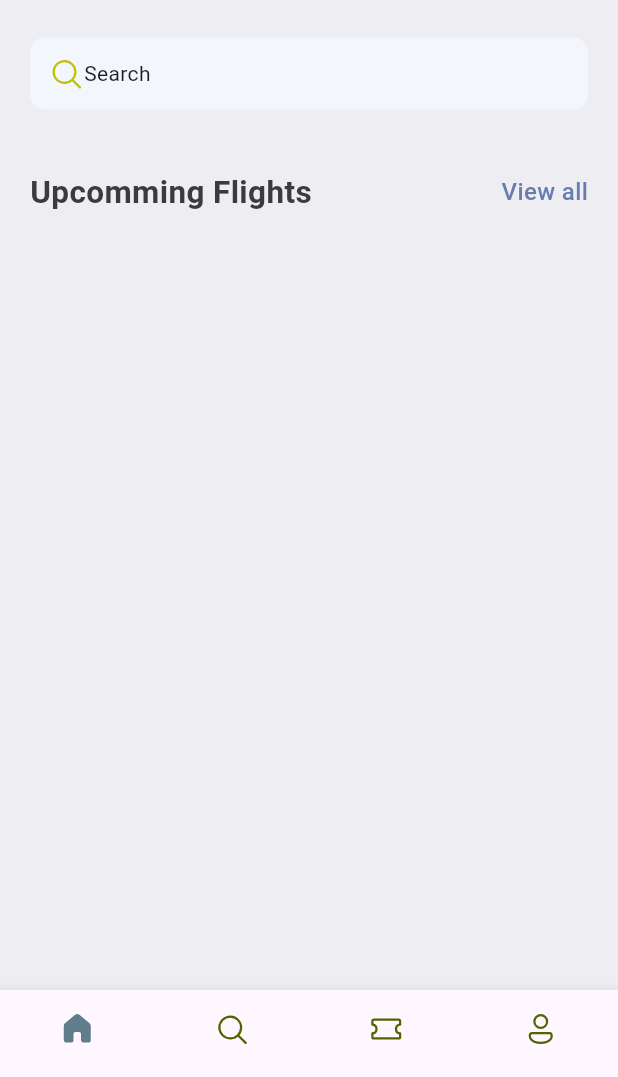
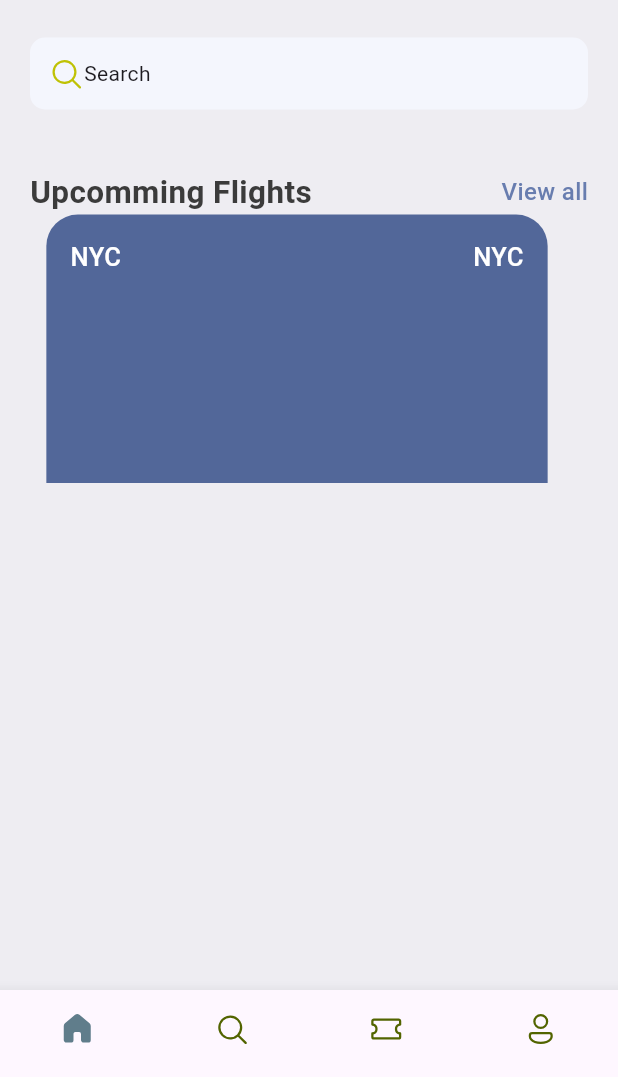
Before and after one commit to franklinserif/ticketsApp, a Flutter app: the screen it shows after launch, on a phone screen of 412 x 824 dp, the part 159-1236 px from its top. Run offline on Flutter 3.47's test engine with Material 3 defaults, Android fonts, the phone set to English and light mode, and no system bars; our stand-ins replace fluentui_icons.

```diff
--- a/lib/screens/home_screen.dart
+++ b/lib/screens/home_screen.dart
@@ -3,6 +3,7 @@ import 'package:flutter/material.dart';
 import 'package:ticket_app/base/res/media.dart';
 import 'package:ticket_app/base/res/styles/app_styles.dart';
 import 'package:ticket_app/base/res/widgets/app_double_text.dart';
+import 'package:ticket_app/base/res/widgets/ticket_view.dart';
 
 class HomeScreen extends StatelessWidget {
   const HomeScreen({super.key});
@@ -64,7 +65,8 @@ class HomeScreen extends StatelessWidget {
                   const AppDoubleText(
                     bigText: 'Upcomming Flights',
                     smallText: 'View all',
-                  )
+                  ),
+                  TicketView(),
                 ],
               )),
         ],
```
